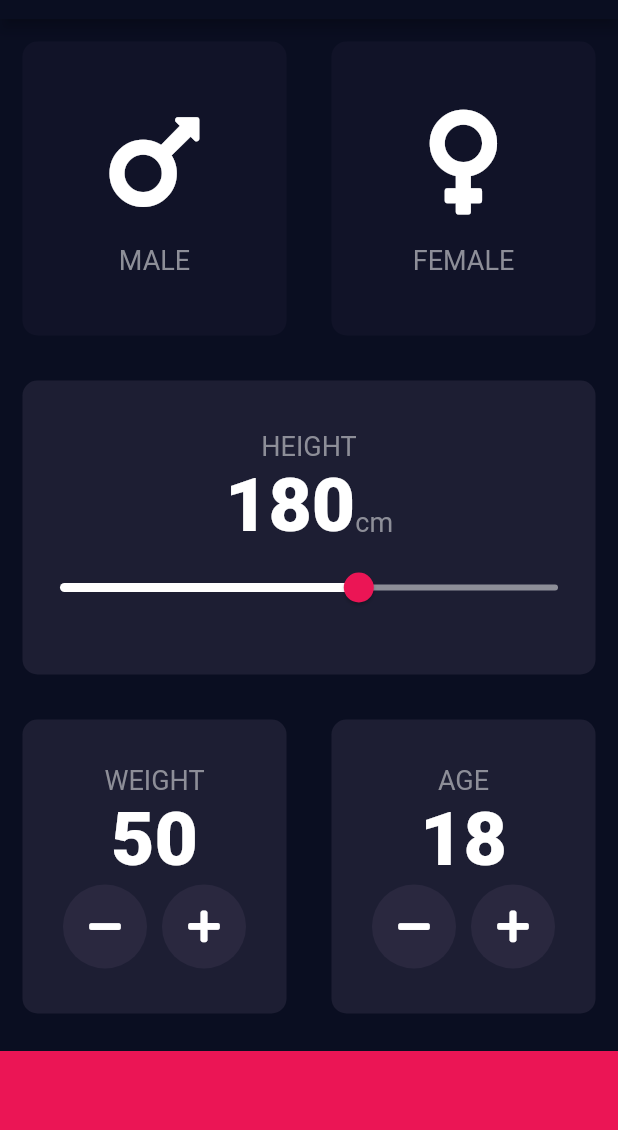
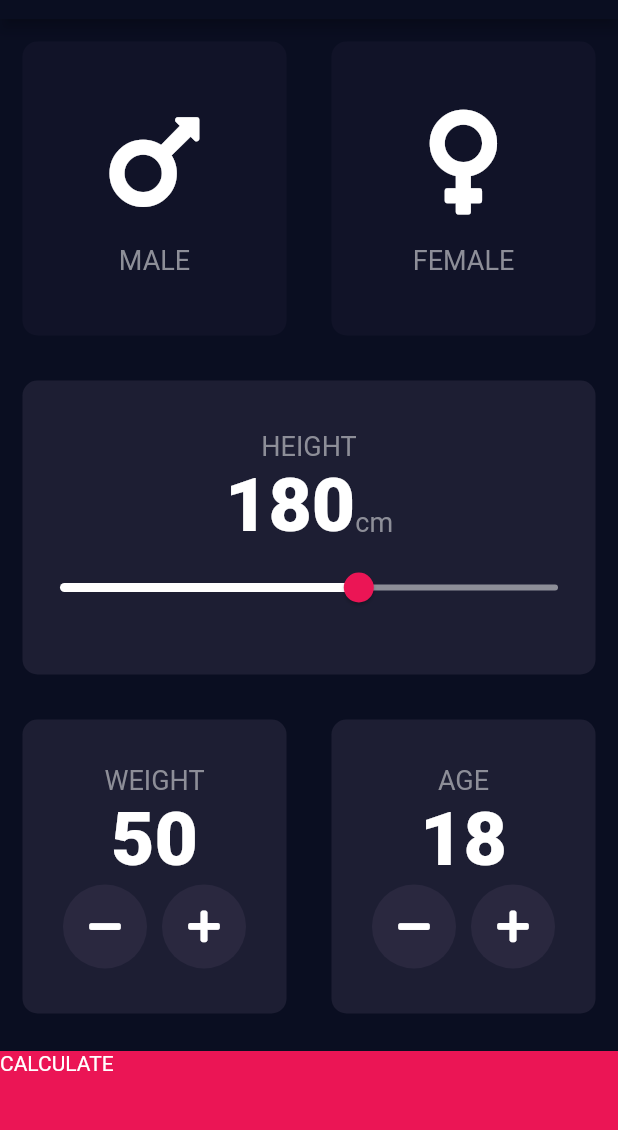
Before and after one commit to Shree-hari/bmi_app, a Flutter app: the screen it shows after launch, on a phone screen of 412 x 824 dp, the part 65-1195 px from its top. Run offline on Flutter 3.47's test engine with Material 2 defaults, Android fonts, the phone set to English and light mode, and no system bars; our stand-ins replace font_awesome_flutter.

```diff
--- a/lib/input_page.dart
+++ b/lib/input_page.dart
@@ -4,6 +4,7 @@ import 'ReusableCard.dart';
 import 'IconContent.dart';
 import 'package:font_awesome_flutter/font_awesome_flutter.dart';
 import 'constants.dart';
+import 'results_page.dart';
 
 enum Gender {
   male,
@@ -229,11 +230,17 @@ class _InputPageState extends State<InputPage> {
               ],
             ),
           ),
-          Container(
-            color: kBottomContainerColor,
-            margin: EdgeInsets.only(top: 10.0),
-            height: kBottomContainerHeight,
-            width: double.infinity,
+          GestureDetector(
+            onTap: (){
+              Navigator.push(context, MaterialPageRoute(builder: (context)=> ResultsPage()));
+            },
+            child: Container(
+              child: Text('CALCULATE'),
+              color: kBottomContainerColor,
+              margin: EdgeInsets.only(top: 10.0),
+              height: kBottomContainerHeight,
+              width: double.infinity,
+            ),
           ),
         ],
       ),
```
Also changed, not shown: lib/results_page.dart (added, +13 -0 lines).
